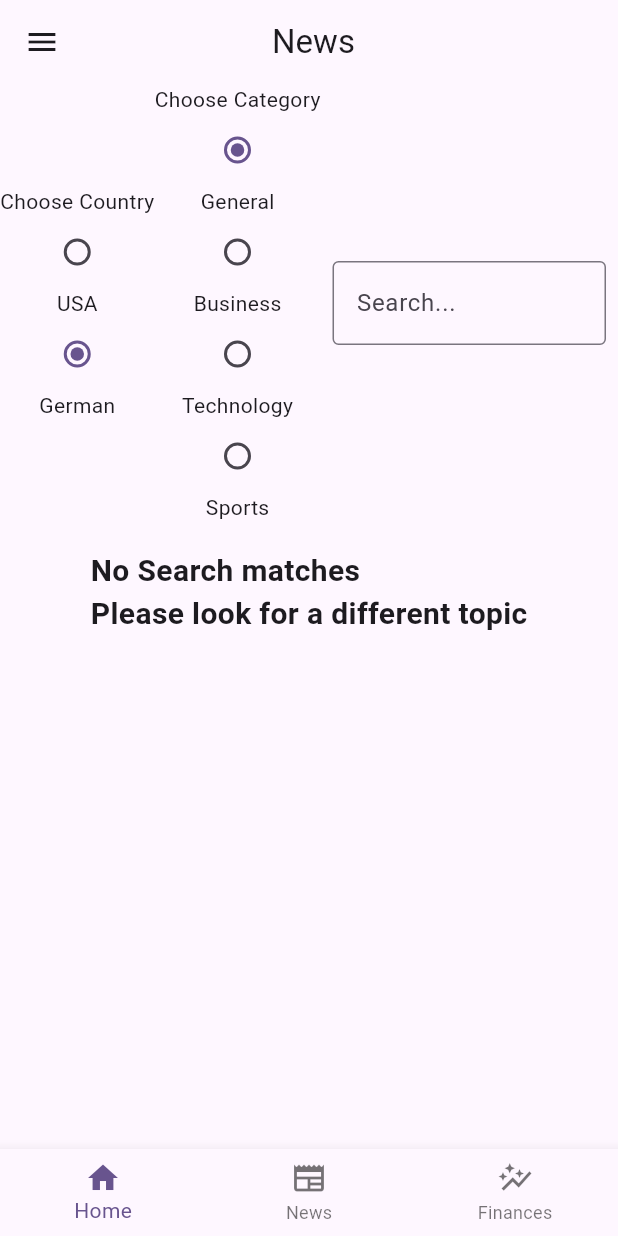
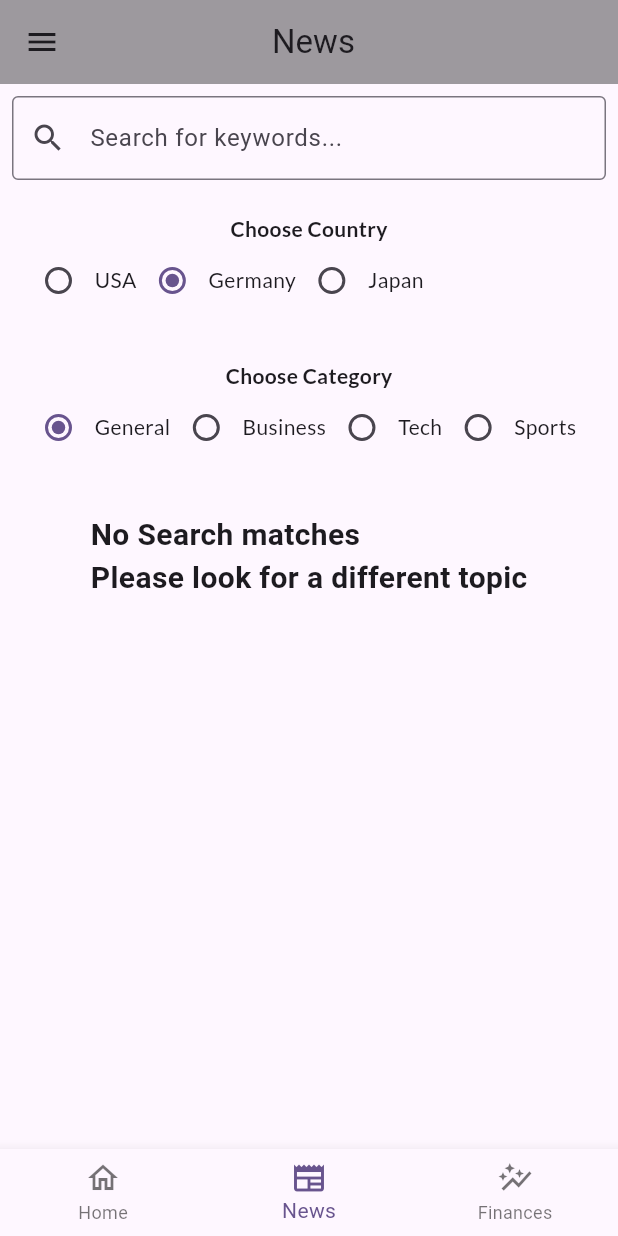
Before and after one commit to CarlosBeilstein/AppAndroidProg, a Flutter app: the screen it shows after launch, item 2 of the bottom bar chosen, on a phone screen of 412 x 824 dp. Run offline on Flutter 3.47's test engine with Material 3 defaults, Android fonts, the light colour scheme and no system bars; our stand-ins replace get, google_fonts; network calls fail.

Commit message:
clean up newsScreen

```diff
--- a/lib/model/news_objects.dart
+++ b/lib/model/news_objects.dart
@@ -14,7 +14,8 @@ class NewsService extends NewsScreenTwo {
     //API key used for website
     var apiKey = 'e1eedf371f2642df8eb2d1a0bffc197f';
     //parse following link if searchbar hasn't been used
-    var uri = Uri.parse('https://newsapi.org/v2/top-headlines?country=$country&category=$category&apiKey=$apiKey');
+    var uri = Uri.parse('');
+    //var uri = Uri.parse('https://newsapi.org/v2/top-headlines?country=$country&category=$category&apiKey=$apiKey');
     if(searchedItem.length > 0) {
       //use this link if searchbar has been used
       uri = Uri.parse('https://newsapi.org/v2/top-headlines?q=$searchedItem&country=$country&category=$category&apiKey=$apiKey');
@@ -53,6 +54,7 @@ class NewsService extends NewsScreenTwo {
       throw Exception('Request failed with status: ${response.statusCode}');
     }
   }
+
 }
 
 //to build my own newsContainer
@@ -137,11 +139,14 @@ class NewsContainer extends StatelessWidget {
             SizedBox(height: 8),
             Text(
               'Title: $title',
-              style: TextStyle(fontSize: 16, fontWeight: FontWeight.bold),
+              style: GoogleFonts.playfairDisplay(
+                textStyle: TextStyle(fontSize: 16, fontWeight: FontWeight.bold),
+              )
             ),
             SizedBox(height: 8),
             Text(
               'Description: $description',
+              style: GoogleFonts.lato(),
             ),
           ],
         ),
--- a/lib/screens/finance_screen.dart
+++ b/lib/screens/finance_screen.dart
@@ -10,15 +10,17 @@ class FinanceScreen extends StatelessWidget {
   Widget build(BuildContext context) {
     return Scaffold(
       appBar: AppBar(
+        backgroundColor: Colors.black38,
         title: Padding(
           padding: const EdgeInsets.only(right: 50),
           child: Center(child: Text("Finances")),
         )
       ),
       bottomNavigationBar: BottomNavigationBar(
+        currentIndex: 2,
         items: [
           BottomNavigationBarItem(
-            icon: Icon(Icons.home),
+            icon: Icon(Icons.home_outlined),
             label: 'Home',
           ),
           BottomNavigationBarItem(
--- a/lib/screens/homescreen.dart
+++ b/lib/screens/homescreen.dart
@@ -11,12 +11,14 @@ class HomeScreen extends StatelessWidget {
   Widget build(BuildContext context) {
     return Scaffold(
       appBar: AppBar(
+        backgroundColor: Colors.black38,
         title: Padding(
           padding: const EdgeInsets.only(right: 50.0),
           child: Center(child: Text("Home")),
         ),
       ),
       bottomNavigationBar: BottomNavigationBar(
+        currentIndex: 0,
         items: [
           BottomNavigationBarItem(
             icon: Icon(Icons.home),
--- a/lib/screens/news_screen_two.dart
+++ b/lib/screens/news_screen_two.dart
@@ -4,6 +4,7 @@ import 'package:android_prog_app/screens/finance_screen.dart';
 import 'package:android_prog_app/screens/homescreen.dart';
 import 'package:android_prog_app/model/news_objects.dart';
 import 'package:get/get.dart';
+import 'package:google_fonts/google_fonts.dart';
 
 //Screen displaying the parsed News
 class NewsScreenTwo extends StatefulWidget {
@@ -14,12 +15,11 @@ class NewsScreenTwo extends StatefulWidget {
 }
 
 class _NewsScreenState extends State<NewsScreenTwo> {
-
   //List that saves the news
   late List<Map<String, dynamic>> newsList = [];
 
   //In order not to load too much data onto the Screen at a time
-  int itemsPerPage = 15;
+  int itemsPerPage = 20;
   int currentPage = 0;
 
   //Search variables for Radio selection and Searchbar
@@ -50,8 +50,8 @@ class _NewsScreenState extends State<NewsScreenTwo> {
   //refetching changed data after changing search option (through radio or search bar)
   Future<void> refetchData() async {
     try {
-      var result =
-          await NewsService.fetchNews(selectedCountry!, selectedCategory!, searchedItem!);
+      var result = await NewsService.fetchNews(
+          selectedCountry!, selectedCategory!, searchedItem!);
       setState(() {
         newsList = result;
       });
@@ -59,7 +59,6 @@ class _NewsScreenState extends State<NewsScreenTwo> {
       print('Error refetching news data: $e');
     }
   }
-
 
   void loadMoreItems() {
     // Increment the current page and fetch more data
@@ -80,6 +79,7 @@ class _NewsScreenState extends State<NewsScreenTwo> {
   Widget build(BuildContext context) {
     return Scaffold(
       appBar: AppBar(
+        backgroundColor: Colors.black38,
         title: Padding(
           padding: const EdgeInsets.only(right: 50),
           child: Center(child: Text("News")),
@@ -87,9 +87,10 @@ class _NewsScreenState extends State<NewsScreenTwo> {
       ),
       //Route through the 3 Pages with NavBar
       bottomNavigationBar: BottomNavigationBar(
+        currentIndex: 1,
         items: [
           BottomNavigationBarItem(
-            icon: Icon(Icons.home),
+            icon: Icon(Icons.home_outlined),
             label: 'Home',
           ),
           BottomNavigationBarItem(
@@ -101,7 +102,6 @@ class _NewsScreenState extends State<NewsScreenTwo> {
             label: 'Finances',
           ),
         ],
-
         onTap: (index) {
           if (index == 0) {
             //Navigator.pop(context, true);
@@ -118,98 +118,21 @@ class _NewsScreenState extends State<NewsScreenTwo> {
       //Display of the newsContainer
       body: SingleChildScrollView(
         child: Column(
+          mainAxisAlignment: MainAxisAlignment.center,
           children: [
-            SingleChildScrollView(
-              //Displaying the Search Options (Radio and Searchbar)
-              child: Row(
+            //Displaying the Search Options (Radio and Searchbar)
+            Column(children: [
+              //Search bar
+              Row(
                 children: [
-                  //Radio to select which country to choose from
-                  Column(
-                    children: [
-                      const Text("Choose Country"),
-                      Radio<String>(
-                        value: 'us',
-                        groupValue: selectedCountry,
-                        onChanged: (value) {
-                          setState(() {
-                            selectedCountry = value;
-                          });
-                          // logic to reload page
-                          refetchData();
-                        },
-                      ),
-                      const Text('USA'),
-                      Radio<String>(
-                        value: 'de',
-                        groupValue: selectedCountry,
-                        onChanged: (value) {
-                          setState(() {
-                            selectedCountry = value;
-                          });
-                          refetchData();
-                        },
-                      ),
-                      const Text('German'),
-                    ],
-                  ),
-                  //Radio to select which Category to select
-                  Column(
-                    children: [
-                      const Text("Choose Category"),
-                      Radio<String>(
-                        value: 'general',
-                        groupValue: selectedCategory,
-                        onChanged: (value) {
-                          setState(() {
-                            selectedCategory = value;
-                          });
-                          refetchData();
-                        },
-                      ),
-                      const Text('General'),
-                      Radio<String>(
-                        value: 'business',
-                        groupValue: selectedCategory,
-                        onChanged: (value) {
-                          setState(() {
-                            selectedCategory = value;
-                          });
-                          refetchData();
-                        },
-                      ),
-                      const Text('Business'),
-                      Radio<String>(
-                        value: 'technology',
-                        groupValue: selectedCategory,
-                        onChanged: (value) {
-                          setState(() {
-                            selectedCategory = value;
-                          });
-                          refetchData();
-                        },
-                      ),
-                      const Text('Technology'),
-                      Radio<String>(
-                        value: 'sports',
-                        groupValue: selectedCategory,
-                        onChanged: (value) {
-                          setState(() {
-                            selectedCategory = value;
-                          });
-                          refetchData();
-                        },
-                      ),
-                      const Text('Sports'),
-                    ],
-                  ),
-                  //Searchbar
                   Expanded(
                     child: Padding(
                       padding: const EdgeInsets.all(8.0),
                       child: TextField(
-                        decoration: InputDecoration(
-                          hintText: 'Search...',
+                        decoration: const InputDecoration(
+                          hintText: 'Search for keywords...',
                           border: OutlineInputBorder(),
+                          prefixIcon: Icon(Icons.search),
                         ),
                         onSubmitted: (query) {
                           searchedItem = query;
@@ -221,12 +144,119 @@ class _NewsScreenState extends State<NewsScreenTwo> {
                   ),
                 ],
               ),
-            ),
+              // Choose Country Section
+              Padding(
+                padding: const EdgeInsets.all(15.0),
+                child: Column(
+                  mainAxisAlignment: MainAxisAlignment.center,
+                  children: [
+                    Text("Choose Country", style: GoogleFonts.lato(textStyle: const TextStyle(fontWeight: FontWeight.bold))),
+                    Row(
+                      children: [
+                        Radio<String>(
+                          value: 'us',
+                          groupValue: selectedCountry,
+                          onChanged: (value) {
+                            setState(() {
+                              selectedCountry = value;
+                            });
+                          },
+                        ),
+                        Text('USA', style: GoogleFonts.lato()),
+                        Radio<String>(
+                          value: 'de',
+                          groupValue: selectedCountry,
+                          onChanged: (value) {
+                            setState(() {
+                              selectedCountry = value;
+                            });
+                          },
+                        ),
+                        Text('Germany', style: GoogleFonts.lato()),
+                        Radio<String>(
+                          value: 'jp',
+                          groupValue: selectedCountry,
+                          onChanged: (value) {
+                            setState(() {
+                              selectedCountry = value;
+                            });
+                          },
+                        ),
+                        Text('Japan', style: GoogleFonts.lato()),
+                      ],
+                    ),
+                  ],
+                ),
+              ),
+              //Radio to select which Category to select
+              Padding(
+                padding: const EdgeInsets.all(15.0),
+                child: Column(
+                  mainAxisAlignment: MainAxisAlignment.center,
+                  children: [
+                    Text('Choose Category', style: GoogleFonts.lato(textStyle: const TextStyle(fontWeight: FontWeight.bold))),
+                    Row(
+                      children: [
+                        Radio<String>(
+                          value: 'general',
+                          groupValue: selectedCategory,
+                          onChanged: (value) {
+                            setState(() {
+                              selectedCategory = value;
+                            });
+                            //refetchData();
+                          },
+                        ),
+                        Text('General', style: GoogleFonts.lato()),
+                        Radio<String>(
+                          value: 'business',
+                          groupValue: selectedCategory,
+                          onChanged: (value) {
+                            setState(() {
+                              selectedCategory = value;
+                            });
+                            //refetchData();
+                          },
+                        ),
+                        Text('Business', style: GoogleFonts.lato()),
+                        Radio<String>(
+                          value: 'technology',
+                          groupValue: selectedCategory,
+                          onChanged: (value) {
+                            setState(() {
+                              selectedCategory = value;
+                            });
+                            //refetchData();
+                          },
+                        ),
+                        Text('Tech', style: GoogleFonts.lato()),
+                        Radio<String>(
+                          value: 'sports',
+                          groupValue: selectedCategory,
+                          onChanged: (value) {
+                            setState(() {
+                              selectedCategory = value;
+                            });
+                            //refetchData();
+                          },
+                        ),
+                        Text('Sports', style: GoogleFonts.lato()),
+                      ],
+                    ),
+                  ]
+                ),
+              ),
+            ]),
+
             // Display loading indicator if newsList is null
             if (newsList.isEmpty)
-              Padding(
+              const Padding(
                 padding: const EdgeInsets.all(18.0),
-                child: const Center(child: Text("No Search matches \nPlease look for a different topic", style: TextStyle(fontWeight: FontWeight.bold, fontSize: 20),)),
+                child: Center(
+                    child: Text(
+                  "No Search matches \nPlease look for a different topic",
+                  style: TextStyle(fontWeight: FontWeight.bold, fontSize: 20),
+                )),
               )
             else
               // Display news containers
@@ -247,7 +277,7 @@ class _NewsScreenState extends State<NewsScreenTwo> {
             // Button to load more or previous items
 
             //If the list is empty theres no reason to show the Buttons that load more or previous News
-            if(newsList.isNotEmpty)
+            if (newsList.isNotEmpty)
               Padding(
                 padding:
                     const EdgeInsets.only(top: 10.0, right: 18.0, left: 18.0),
@@ -256,7 +286,7 @@ class _NewsScreenState extends State<NewsScreenTwo> {
                   child: Text('More'),
                 ),
               ),
-            if(newsList.isNotEmpty)
+            if (newsList.isNotEmpty)
               Padding(
                 padding: const EdgeInsets.all(18.0),
                 child: ElevatedButton(
```
Also changed, not shown: lib/model/techcrunch_objects.dart (deleted, +0 -121 lines).
